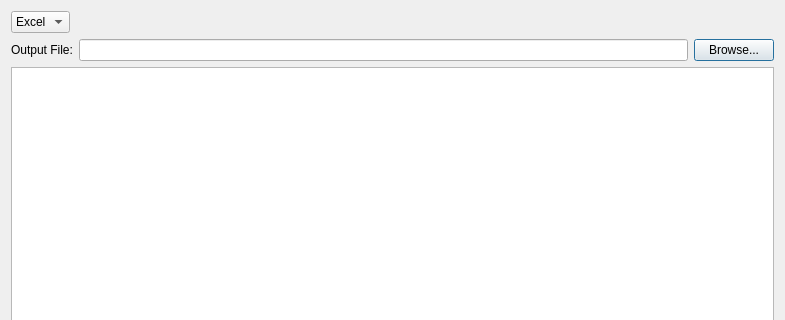
The window that src/gdxviewer/exportdialog.ui (GAMS-dev/studio) describes before a commit, drawn with Qt 5; both pictures show x 0 to 785 and y 0 to 320 of the 785 by 627 pixel window.
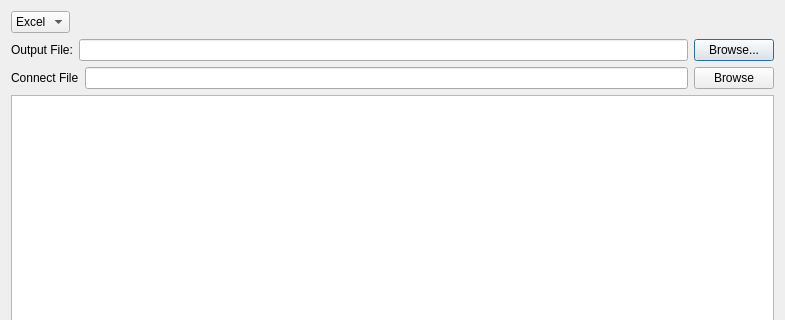
The same window after the commit.

Commit message: Allow to select YAML instructions file

```diff
--- a/src/gdxviewer/exportdialog.ui
+++ b/src/gdxviewer/exportdialog.ui
@@ -64,6 +64,27 @@
      </item>
     </layout>
    </item>
+   <item>
+    <layout class="QHBoxLayout" name="horizontalLayout_4">
+     <item>
+      <widget class="QLabel" name="label_2">
+       <property name="text">
+        <string>Connect File</string>
+       </property>
+      </widget>
+     </item>
+     <item>
+      <widget class="QLineEdit" name="leConnect"/>
+     </item>
+     <item>
+      <widget class="QPushButton" name="pbBrowseConnect">
+       <property name="text">
+        <string>Browse</string>
+       </property>
+      </widget>
+     </item>
+    </layout>
+   </item>
    <item>
     <widget class="QTableView" name="tableView">
      <property name="alternatingRowColors">
```
Left out of the diff: 4 changed lines with no effect on the pictures. The commit also changes 2 other files.
